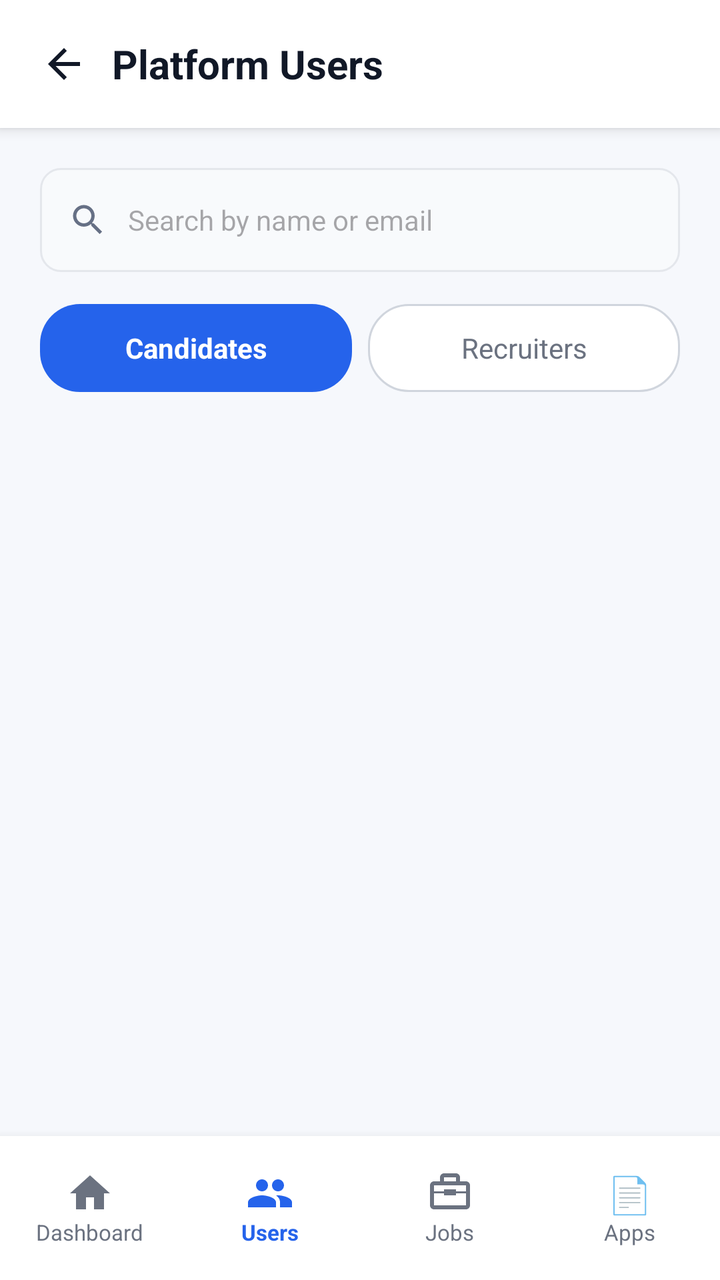
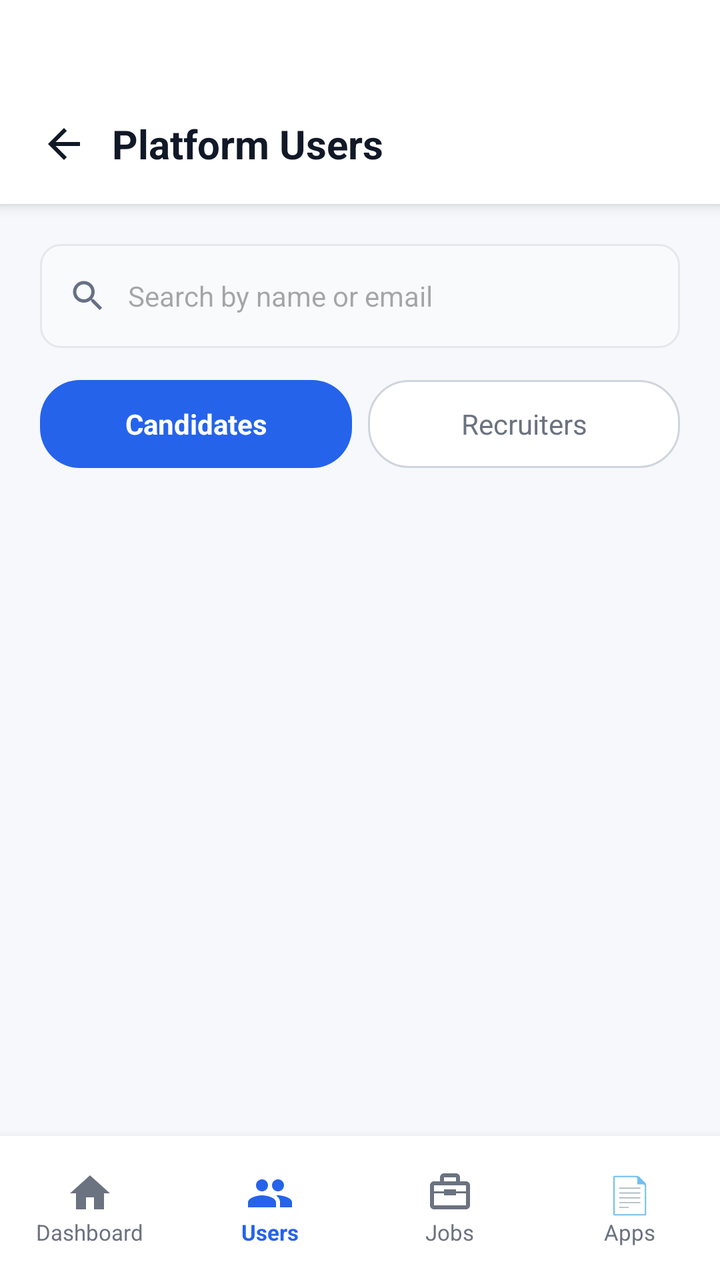

Two renders of the same Android screen: before a commit and after it. Below are the layout's source before the change and the commit's diff.
<!-- AndroidManifest.xml: application theme Theme.CloudHire -->
<!-- res/layout/activity_admin_users.xml -->
<?xml version="1.0" encoding="utf-8"?>
<LinearLayout xmlns:android="http://schemas.android.com/apk/res/android"
    xmlns:app="http://schemas.android.com/apk/res-auto"
    android:layout_width="match_parent"
    android:layout_height="match_parent"
    android:background="@color/dashboard_background"
    android:orientation="vertical">

    
    <LinearLayout
        android:layout_width="match_parent"
        android:layout_height="64dp"
        android:background="@android:color/white"
        android:elevation="4dp"
        android:gravity="center_vertical"
        android:orientation="horizontal"
        android:paddingStart="8dp"
        android:paddingEnd="16dp">

        <ImageButton
            android:id="@+id/btnAdminUsersBack"
            android:layout_width="48dp"
            android:layout_height="48dp"
            android:background="?attr/selectableItemBackgroundBorderless"
            android:contentDescription="Back"
            android:padding="12dp"
            android:src="@drawable/ic_arrow_back"
            app:tint="@color/dashboard_text_primary" />

        <TextView
            android:layout_width="0dp"
            android:layout_height="wrap_content"
            android:layout_weight="1"
            android:text="Platform Users"
            android:textColor="@color/dashboard_text_primary"
            android:textSize="20sp"
            android:textStyle="bold" />
    </LinearLayout>

    
    <LinearLayout
        android:layout_width="match_parent"
        android:layout_height="wrap_content"
        android:orientation="vertical"
        android:padding="20dp">

        <LinearLayout
            android:layout_width="match_parent"
            android:layout_height="52dp"
            android:background="@drawable/bg_applicant_search"
            android:gravity="center_vertical"
            android:orientation="horizontal"
            android:paddingStart="14dp"
            android:paddingEnd="14dp">

            <ImageView
                android:layout_width="20dp"
                android:layout_height="20dp"
                android:src="@drawable/ic_search" />

            <EditText
                android:id="@+id/etUserSearch"
                android:layout_width="match_parent"
                android:layout_height="match_parent"
                android:background="@android:color/transparent"
                android:hint="Search by name or email"
                android:inputType="text"
                android:paddingStart="10dp"
                android:textSize="14sp" />
        </LinearLayout>

        <LinearLayout
            android:layout_width="match_parent"
            android:layout_height="44dp"
            android:layout_marginTop="16dp"
            android:orientation="horizontal">

            <TextView
                android:id="@+id/tabCandidates"
                android:layout_width="0dp"
                android:layout_height="match_parent"
                android:layout_weight="1"
                android:background="@drawable/bg_filter_active"
                android:gravity="center"
                android:text="Candidates"
                android:textColor="@android:color/white"
                android:textStyle="bold" />

            <TextView
                android:id="@+id/tabRecruiters"
                android:layout_width="0dp"
                android:layout_height="match_parent"
                android:layout_marginStart="8dp"
                android:layout_weight="1"
                android:background="@drawable/bg_filter_inactive"
                android:gravity="center"
                android:text="Recruiters"
                android:textColor="@color/dashboard_text_secondary" />
        </LinearLayout>
    </LinearLayout>

    
    <ScrollView
        android:layout_width="match_parent"
        android:layout_height="0dp"
        android:layout_weight="1">

        <LinearLayout
            android:id="@+id/userListContainer"
            android:layout_width="match_parent"
            android:layout_height="wrap_content"
            android:orientation="vertical"
            android:paddingStart="20dp"
            android:paddingEnd="20dp"
            android:paddingBottom="20dp" />
    </ScrollView>

    
    <LinearLayout
        android:layout_width="match_parent"
        android:layout_height="72dp"
        android:background="@android:color/white"
        android:elevation="8dp"
        android:gravity="center_vertical"
        android:orientation="horizontal">

        <LinearLayout
            android:id="@+id/navAdminHome"
            android:layout_width="0dp"
            android:layout_height="match_parent"
            android:layout_weight="1"
            android:clickable="true"
            android:focusable="true"
            android:gravity="center"
            android:orientation="vertical">

            <ImageView
                android:layout_width="24dp"
                android:layout_height="24dp"
                android:src="@drawable/recruiter_dashboard_home"
                app:tint="@color/dashboard_text_secondary" />

            <TextView
                android:layout_width="wrap_content"
                android:layout_height="wrap_content"
                android:text="Dashboard"
                android:textColor="@color/dashboard_text_secondary"
                android:textSize="11sp" />
        </LinearLayout>

        <LinearLayout
            android:id="@+id/navAdminUsers"
            android:layout_width="0dp"
            android:layout_height="match_parent"
            android:layout_weight="1"
            android:clickable="true"
            android:focusable="true"
            android:gravity="center"
            android:orientation="vertical">

            <ImageView
                android:layout_width="24dp"
                android:layout_height="24dp"
                android:src="@drawable/recruiter_dashboard_people"
                app:tint="@color/dashboard_primary" />

            <TextView
                android:layout_width="wrap_content"
                android:layout_height="wrap_content"
                android:text="Users"
                android:textColor="@color/dashboard_primary"
                android:textSize="11sp"
                android:textStyle="bold" />
        </LinearLayout>

        <LinearLayout
            android:id="@+id/navAdminJobs"
            android:layout_width="0dp"
            android:layout_height="match_parent"
            android:layout_weight="1"
            android:clickable="true"
            android:focusable="true"
            android:gravity="center"
            android:orientation="vertical">

            <ImageView
                android:layout_width="24dp"
                android:layout_height="24dp"
                android:src="@drawable/recruiter_dashboard_briefcase"
                app:tint="@color/dashboard_text_secondary" />

            <TextView
                android:layout_width="wrap_content"
                android:layout_height="wrap_content"
                android:text="Jobs"
                android:textColor="@color/dashboard_text_secondary"
                android:textSize="11sp" />
        </LinearLayout>

        <LinearLayout
            android:id="@+id/navAdminApps"
            android:layout_width="0dp"
            android:layout_height="match_parent"
            android:layout_weight="1"
            android:clickable="true"
            android:focusable="true"
            android:gravity="center"
            android:orientation="vertical">

            <TextView
                android:layout_width="wrap_content"
                android:layout_height="24dp"
                android:text="📄"
                android:textSize="18sp" />

            <TextView
                android:layout_width="wrap_content"
                android:layout_height="wrap_content"
                android:text="Apps"
                android:textColor="@color/dashboard_text_secondary"
                android:textSize="11sp" />
        </LinearLayout>
    </LinearLayout>
</LinearLayout>
<!-- resources referenced by this layout -->
<resources>
  <color name="dashboard_background">#F6F8FC</color>
  <color name="dashboard_primary">#2563EB</color>
  <color name="dashboard_text_primary">#111827</color>
  <color name="dashboard_text_secondary">#6B7280</color>
  <!-- drawable bg_applicant_search (drawable) -->
  <?xml version="1.0" encoding="utf-8"?>
  <shape xmlns:android="http://schemas.android.com/apk/res/android">
  
      <solid android:color="#F8FAFC" />
  
      <corners android:radius="10dp" />
  
      <stroke
          android:width="1dp"
          android:color="#E4E7EC" />
  
  </shape>
  <!-- drawable bg_filter_active (drawable) -->
  <?xml version="1.0" encoding="utf-8"?>
  <shape xmlns:android="http://schemas.android.com/apk/res/android">
  
      <solid android:color="#2563EB" />
  
      <corners android:radius="20dp" />
  
  </shape>
  <!-- drawable bg_filter_inactive (drawable) -->
  <?xml version="1.0" encoding="utf-8"?>
  <shape xmlns:android="http://schemas.android.com/apk/res/android">
  
      <solid android:color="#FFFFFF" />
  
      <corners android:radius="20dp" />
  
      <stroke
          android:width="1dp"
          android:color="#D0D5DD" />
  
  </shape>
  <!-- drawable ic_arrow_back (drawable) -->
  <?xml version="1.0" encoding="utf-8"?>
  <vector
      xmlns:android="http://schemas.android.com/apk/res/android"
      android:width="24dp"
      android:height="24dp"
      android:viewportWidth="24"
      android:viewportHeight="24">
  
      <path
          android:fillColor="#1E3A8A"
          android:pathData="M20,11H7.83l5.59,-5.59L12,4l-8,8 8,8 1.41,-1.41L7.83,13H20v-2z" />
  
  </vector>
  <!-- drawable ic_search (drawable) -->
  <?xml version="1.0" encoding="utf-8"?>
  <vector xmlns:android="http://schemas.android.com/apk/res/android"
      android:width="24dp"
      android:height="24dp"
      android:viewportWidth="24"
      android:viewportHeight="24"
      android:tint="#667085">
      <path
          android:fillColor="@android:color/white"
          android:pathData="M15.5,14h-0.79l-0.28,-0.27C15.41,12.59 16,11.11 16,9.5 16,5.91 13.09,3 9.5,3S3,5.91 3,9.5 5.91,16 9.5,16c1.61,0 3.09,-0.59 4.23,-1.57l0.27,0.28v0.79l5,4.99L20.49,19l-4.99,-5zM9.5,14C7.01,14 5,11.99 5,9.5S7.01,5 9.5,5 14,7.01 14,9.5 11.99,14 9.5,14z" />
  </vector>
  <!-- drawable recruiter_dashboard_briefcase (drawable) -->
  <?xml version="1.0" encoding="utf-8"?>
  <vector xmlns:android="http://schemas.android.com/apk/res/android"
      android:width="24dp"
      android:height="24dp"
      android:viewportWidth="24"
      android:viewportHeight="24">
  
      <path
          android:fillColor="#667085"
          android:pathData="M20,6h-3V4c0,-1.1 -0.9,-2 -2,-2H9c-1.1,0 -2,0.9 -2,2v2H4c-1.1,0 -2,0.9 -2,2v10c0,1.1 0.9,2 2,2h16c1.1,0 2,-0.9 2,-2V8c0,-1.1 -0.9,-2 -2,-2zM9,4h6v2H9V4zM20,18H4v-6h5v1h6v-1h5v6zM9,11H4V8h16v3h-5v-1H9v1z" />
  
  </vector>
  <!-- drawable recruiter_dashboard_home (drawable) -->
  <?xml version="1.0" encoding="utf-8"?>
  <vector xmlns:android="http://schemas.android.com/apk/res/android"
      android:width="24dp"
      android:height="24dp"
      android:viewportWidth="24"
      android:viewportHeight="24">
  
      <path
          android:fillColor="#2563EB"
          android:pathData="M10,20v-6h4v6h5v-8h3L12,3 2,12h3v8z" />
  
  </vector>
  <!-- drawable recruiter_dashboard_people (drawable) -->
  <?xml version="1.0" encoding="utf-8"?>
  <vector xmlns:android="http://schemas.android.com/apk/res/android"
      android:width="24dp"
      android:height="24dp"
      android:viewportWidth="24"
      android:viewportHeight="24">
  
      <path
          android:fillColor="#667085"
          android:pathData="M16,11c1.66,0 2.99,-1.34 2.99,-3S17.66,5 16,5s-3,1.34 -3,3 1.34,3 3,3zM8,11c1.66,0 2.99,-1.34 2.99,-3S9.66,5 8,5 5,6.34 5,8s1.34,3 3,3zM8,13c-2.33,0 -7,1.17 -7,3.5V19h14v-2.5C15,14.17 10.33,13 8,13zM16,13c-0.29,0 -0.62,0.02 -0.97,0.05 1.16,0.84 1.97,1.94 1.97,3.45V19h6v-2.5c0,-2.33 -4.67,-3.5 -7,-3.5z" />
  
  </vector>
  <style name="Theme.CloudHire" parent="Base.Theme.CloudHire" />
  <style name="Base.Theme.CloudHire" parent="Theme.Material3.DayNight.NoActionBar">
          
          
      </style>
</resources>

<!-- the commit's change to res/layout/activity_admin_users.xml (unified diff, before → after) -->
@@ -4,17 +4,19 @@
     android:layout_width="match_parent"
     android:layout_height="match_parent"
     android:background="@color/dashboard_background"
+    android:fitsSystemWindows="true"
     android:orientation="vertical">
 
     
     <LinearLayout
         android:layout_width="match_parent"
-        android:layout_height="64dp"
+        android:layout_height="102dp"
         android:background="@android:color/white"
         android:elevation="4dp"
         android:gravity="center_vertical"
         android:orientation="horizontal"
         android:paddingStart="8dp"
+        android:paddingTop="42dp"
         android:paddingEnd="16dp">
 
         <ImageButton
